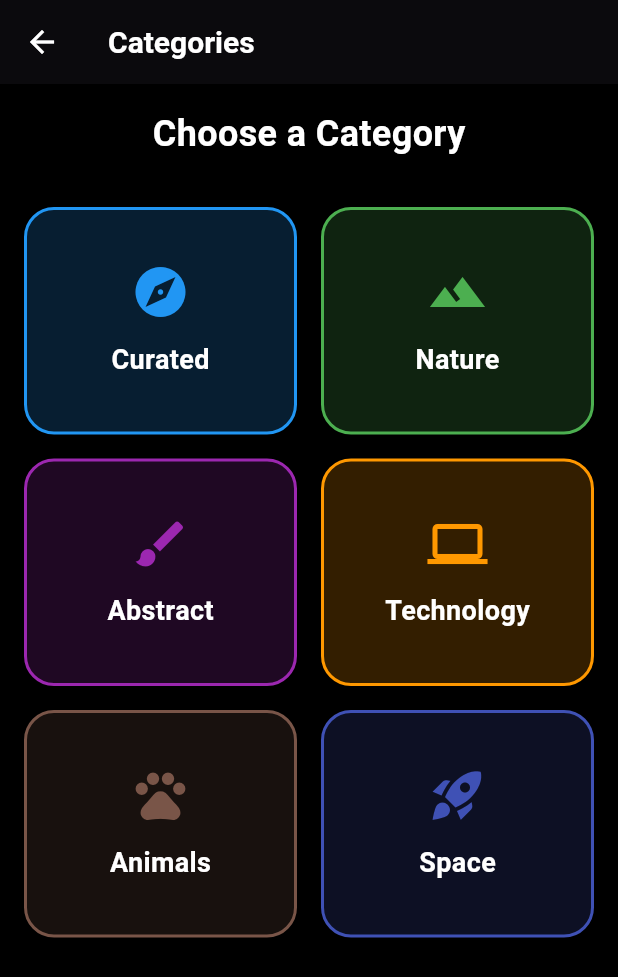
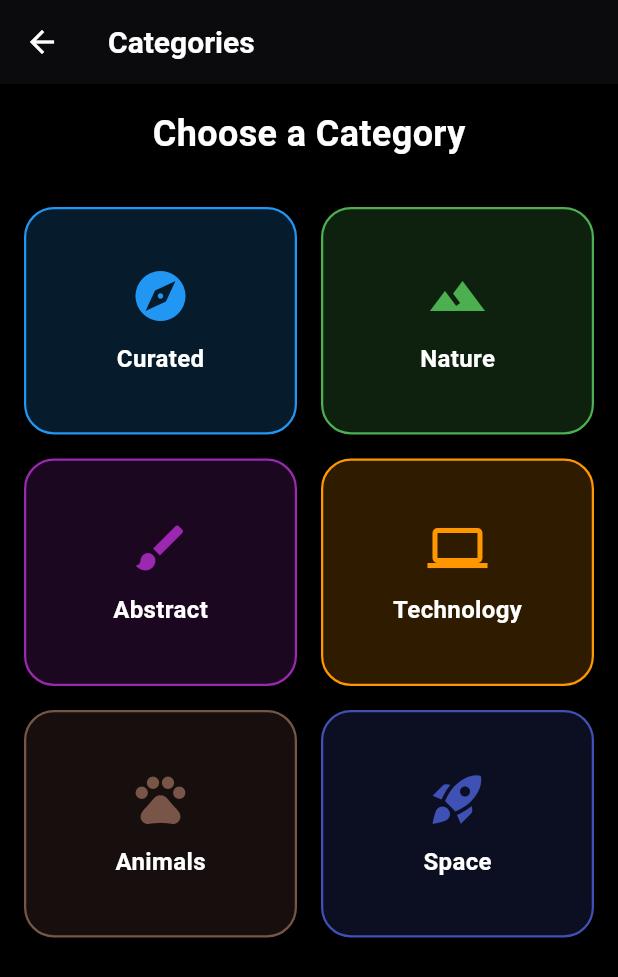
Before and after one commit to ElyasAhmadi786/online_wallpaper, a Flutter app: the screen it shows after launch, after a tap on the "category" icon, on a phone screen of 412 x 824 dp. Shown: the top 977 px of the screen. Run offline on Flutter 3.47's test engine with Material 3 defaults, Android fonts, the phone set to English and light mode, and no system bars; our stand-ins replace cached_network_image, cross_file, permission_handler, share_plus, shared_preferences; missing offline and left inert: wallpaper_manager_plus; network calls fail.

Commit message:
fix bugs, improve design, clean up TODOs
Agent-Logs-Url: https://github.com/ElyasAhmadi786/online_wallpaper/sessions/44720046-2165-4e9e-9bfa-07799bb832b8

Co-authored-by: ElyasAhmadi786 <168517319+ElyasAhmadi786@users.noreply.github.com>

```diff
--- a/lib/pages/favorites_page.dart
+++ b/lib/pages/favorites_page.dart
@@ -14,7 +14,7 @@ class FavoritesPage extends StatelessWidget {
       backgroundColor: Colors.black,
       appBar: AppBar(
         title: const Text('Favorite Wallpapers'),
-        backgroundColor: Colors.black87,
+        backgroundColor: Colors.black,
         elevation: 0,
         leading: IconButton(
           icon: const Icon(Icons.arrow_back),
--- a/lib/pages/wallpapers_page.dart
+++ b/lib/pages/wallpapers_page.dart
@@ -127,25 +127,35 @@ class _WallpapersPageState extends State<WallpapersPage> {
               if (provider.currentCategory != 'curated')
                 Container(
                   width: double.infinity,
-                  padding: const EdgeInsets.symmetric(vertical: 8),
-                  color: Colors.blue.withOpacity(0.2),
+                  padding: const EdgeInsets.symmetric(horizontal: 16, vertical: 10),
+                  decoration: BoxDecoration(
+                    color: Colors.blue.withValues(alpha: 0.15),
+                    border: const Border(
+                      bottom: BorderSide(color: Colors.blue, width: 0.5),
+                    ),
+                  ),
                   child: Row(
-                    mainAxisAlignment: MainAxisAlignment.center,
                     children: [
-                      const Icon(Icons.category, color: Colors.blue, size: 16),
+                      const Icon(Icons.filter_list, color: Colors.blue, size: 18),
                       const SizedBox(width: 8),
-                      Text(
-                        'Category: ${provider.currentCategory}',
-                        style: const TextStyle(
-                          color: Colors.blue,
-                          fontWeight: FontWeight.bold,
+                      Expanded(
+                        child: Text(
+                          provider.currentCategory == 'search'
+                              ? 'Search: "${provider.searchQuery}"'
+                              : 'Category: ${provider.currentCategory}',
+                          style: const TextStyle(
+                            color: Colors.blue,
+                            fontWeight: FontWeight.w600,
+                          ),
+                          overflow: TextOverflow.ellipsis,
                         ),
                       ),
-                      const SizedBox(width: 16),
                       IconButton(
-                        icon: const Icon(Icons.close, color: Colors.blue, size: 16),
+                        icon: const Icon(Icons.close, color: Colors.blue, size: 18),
                         onPressed: _returnToCurated,
                         tooltip: 'Show Curated',
+                        padding: EdgeInsets.zero,
+                        constraints: const BoxConstraints(),
                       ),
                     ],
                   ),
--- a/lib/providers/app_provider.dart
+++ b/lib/providers/app_provider.dart
@@ -54,6 +54,8 @@ class AppProvider with ChangeNotifier {
         return _spaceWallpapers;
       case 'search':
         return _searchWallpapers;
+      case 'favorites':
+        return _favorites;
       default:
         return _photos;
     }
@@ -223,6 +225,13 @@ class AppProvider with ChangeNotifier {
     notifyListeners();
   }
 
+  // TODO 51b: Open a favorite photo in full-screen view
+  void viewFavoriteAtIndex(int index) {
+    _currentCategory = 'favorites';
+    _currentIndex = index;
+    notifyListeners();
+  }
+
   // TODO 52: Helper methods for state management
   void _setLoading(bool loading) {
     _isLoading = loading;
--- a/lib/services/api_service.dart
+++ b/lib/services/api_service.dart
@@ -31,8 +31,9 @@ class ApiService {
 
   // TODO 20: Search wallpapers by query
   Future<ApiResponse> searchWallpapers(String query, {int page = 1, int perPage = 30}) async {
+    final encodedQuery = Uri.encodeComponent(query);
     final response = await http.get(
-      Uri.parse('$_baseUrl/search?query=$query&per_page=$perPage&page=$page'),
+      Uri.parse('$_baseUrl/search?query=$encodedQuery&per_page=$perPage&page=$page'),
       headers: _headers,
     );
 
--- a/lib/widgets/common/category_chip.dart
+++ b/lib/widgets/common/category_chip.dart
@@ -52,37 +52,36 @@ class CategoryChip extends StatelessWidget {
 
     return GestureDetector(
       onTap: isLoading ? null : onTap,
-      child: Container(
+      child: AnimatedContainer(
+        duration: const Duration(milliseconds: 200),
         decoration: BoxDecoration(
-          color: color.withOpacity(isLoading ? 0.1 : 0.2),
+          color: color.withValues(alpha: isLoading ? 0.08 : 0.18),
           borderRadius: BorderRadius.circular(20),
           border: Border.all(
-            color: isLoading ? Colors.grey : color,
-            width: 2,
+            color: isLoading ? Colors.grey.shade700 : color,
+            width: 1.5,
           ),
         ),
         child: Column(
           mainAxisAlignment: MainAxisAlignment.center,
           children: [
-            Icon(
-              icon,
-              color: isLoading ? Colors.grey : color,
-              size: 40,
-            ),
-            const SizedBox(height: 12),
+            if (isLoading)
+              const SizedBox(
+                width: 36,
+                height: 36,
+                child: CircularProgressIndicator(strokeWidth: 2.5),
+              )
+            else
+              Icon(icon, color: color, size: 40),
+            const SizedBox(height: 10),
             Text(
               name,
               style: TextStyle(
                 color: isLoading ? Colors.grey : Colors.white,
-                fontSize: 18,
-                fontWeight: FontWeight.bold,
+                fontSize: 16,
+                fontWeight: FontWeight.w600,
               ),
             ),
-            if (isLoading)
-              const Padding(
-                padding: EdgeInsets.only(top: 8),
-                child: CircularProgressIndicator(),
-              ),
           ],
         ),
       ),
```
Also changed, not shown: lib/pages/categories_page.dart (+6 -1 lines), lib/services/wallpaper_service.dart (+1 -74 lines), lib/widgets/common/loading_indicator.dart (+41 -7 lines), lib/widgets/common/photo_grid_item.dart (+35 -34 lines), lib/widgets/favorites/favorite_grid.dart (+2 -17 lines), lib/widgets/full_image/image_viewer.dart (+9 -3 lines), lib/widgets/wallpapers/search_dialog.dart (+32 -19 lines), lib/widgets/wallpapers/wallpaper_grid.dart (+12 -6 lines).
